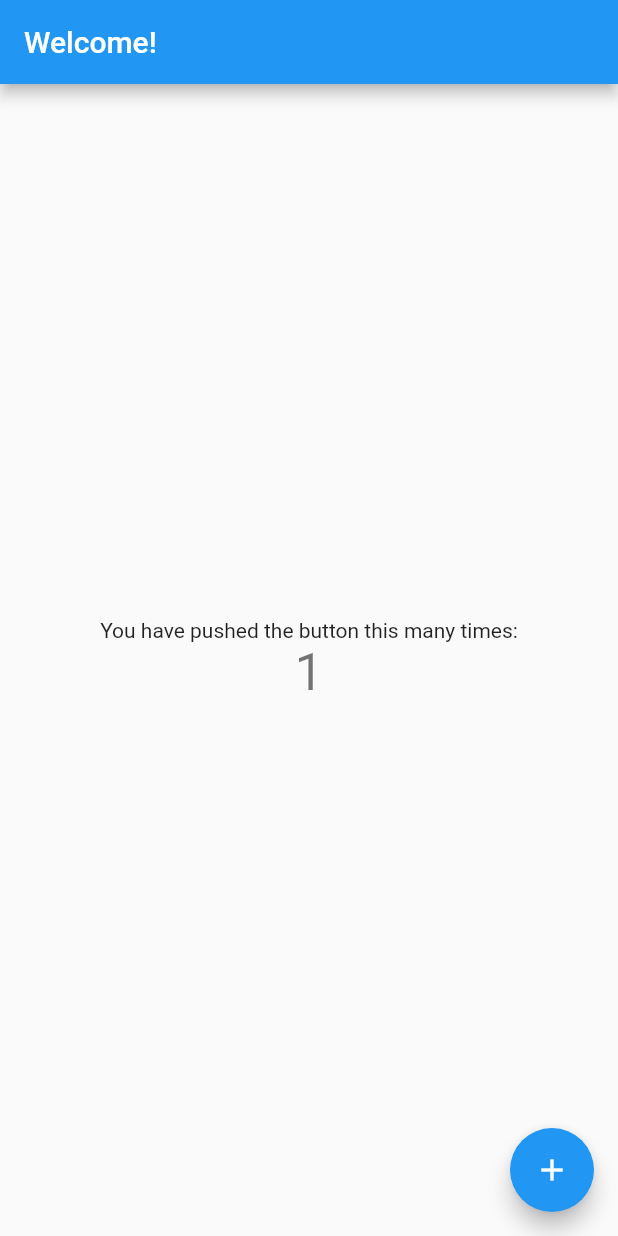
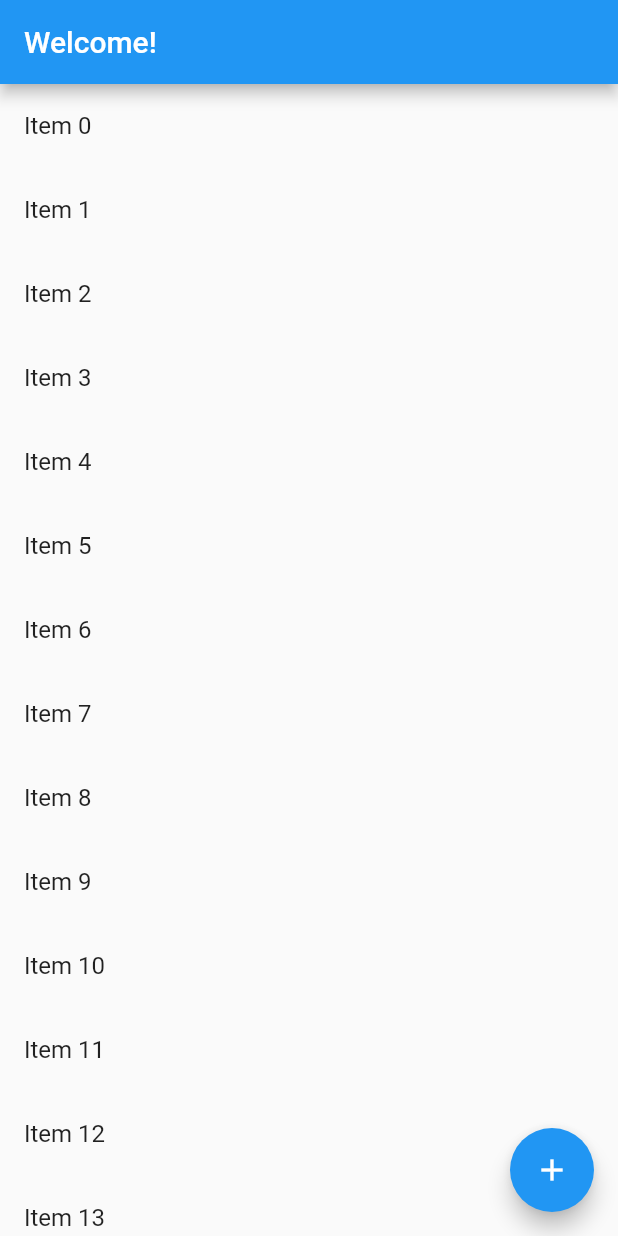
Before and after one commit to jaimemorais/ExpenseTrackerFlutter, a Flutter app: the screen it shows after launch, after a tap on the "add" icon, on a phone screen of 412 x 824 dp. Run offline on Flutter 3.47's test engine with Material 2 defaults, Android fonts, the phone set to English and light mode, and no system bars.

Commit message:
Add list

```diff
--- a/expense_tracker_flutter/lib/home_page.dart
+++ b/expense_tracker_flutter/lib/home_page.dart
@@ -20,16 +20,18 @@ class HomePage extends StatefulWidget {
 }
 
 class _MyHomePageState extends State<HomePage> {
-  int _counter = 0;
 
-  void _incrementCounter() {
+  List<String> items = List<String>.generate(100, (i) => "Item $i");
+
+  void _addExpense() {
     setState(() {
+        items.add("new expense");
+
       // This call to setState tells the Flutter framework that something has
       // changed in this State, which causes it to rerun the build method below
       // so that the display can reflect the updated values. If we changed
       // _counter without calling setState(), then the build method would not be
       // called again, and so nothing would appear to happen.
-      _counter++;
     });
   }
 
@@ -47,38 +49,17 @@ class _MyHomePageState extends State<HomePage> {
         // the App.build method, and use it to set our appbar title.
         title: new Text(widget.title),
       ),
-      body: new Center(
-        // Center is a layout widget. It takes a single child and positions it
-        // in the middle of the parent.
-        child: new Column(
-          // Column is also layout widget. It takes a list of children and
-          // arranges them vertically. By default, it sizes itself to fit its
-          // children horizontally, and tries to be as tall as its parent.
-          //
-          // Invoke "debug paint" (press "p" in the console where you ran
-          // "flutter run", or select "Toggle Debug Paint" from the Flutter tool
-          // window in IntelliJ) to see the wireframe for each widget.
-          //
-          // Column has various properties to control how it sizes itself and
-          // how it positions its children. Here we use mainAxisAlignment to
-          // center the children vertically; the main axis here is the vertical
-          // axis because Columns are vertical (the cross axis would be
-          // horizontal).
-          mainAxisAlignment: MainAxisAlignment.center,
-          children: <Widget>[
-            new Text(
-              'You have pushed the button this many times:',
-            ),
-            new Text(
-              '$_counter',
-              style: Theme.of(context).textTheme.display1,
-            ),
-          ],
-        ),
+      body: ListView.builder(
+          itemCount: items.length,
+          itemBuilder: (context, index) {
+            return ListTile(
+              title: Text('${items[index]}'),
+            );
+          },
       ),
       floatingActionButton: new FloatingActionButton(
-        onPressed: _incrementCounter,
-        tooltip: 'Increment',
+        onPressed: _addExpense,
+        tooltip: 'New Expense',
         child: new Icon(Icons.add),
       ), // This trailing comma makes auto-formatting nicer for build methods.
     );
```
